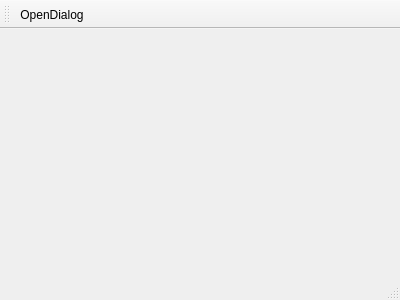
Above: src/penwindow.ui from shufameng/pen_test before the change. Below: the same form after it.
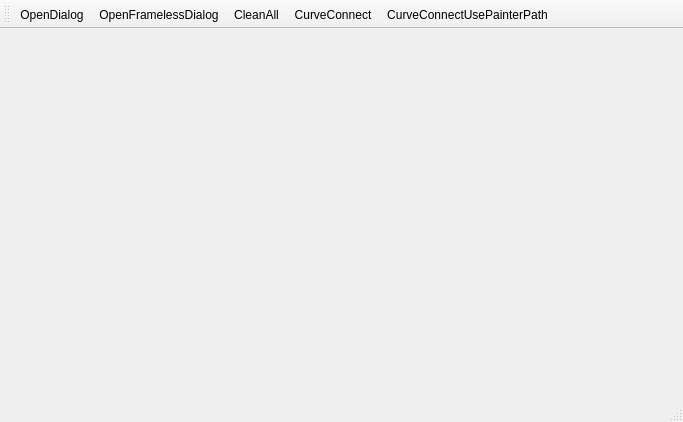
That is the form after the change.

Diff of the .ui file:
```diff
--- a/src/penwindow.ui
+++ b/src/penwindow.ui
@@ -6,8 +6,8 @@
    <rect>
     <x>0</x>
     <y>0</y>
-    <width>400</width>
-    <height>300</height>
+    <width>683</width>
+    <height>422</height>
    </rect>
   </property>
   <property name="windowTitle">
@@ -32,6 +32,10 @@
     <bool>false</bool>
    </attribute>
    <addaction name="actionOpenDialog"/>
+   <addaction name="actionOpenFramelessDialog"/>
+   <addaction name="actionCleanAll"/>
+   <addaction name="actionCurveConnect"/>
+   <addaction name="actionCurveConnectUsePainterPath"/>
   </widget>
   <widget class="QStatusBar" name="statusBar"/>
   <action name="actionOpenDialog">
@@ -39,6 +43,32 @@
     <string>OpenDialog</string>
    </property>
   </action>
+  <action name="actionCleanAll">
+   <property name="text">
+    <string>CleanAll</string>
+   </property>
+  </action>
+  <action name="actionCurveConnect">
+   <property name="checkable">
+    <bool>true</bool>
+   </property>
+   <property name="text">
+    <string>CurveConnect</string>
+   </property>
+  </action>
+  <action name="actionCurveConnectUsePainterPath">
+   <property name="checkable">
+    <bool>true</bool>
+   </property>
+   <property name="text">
+    <string>CurveConnectUsePainterPath</string>
+   </property>
+  </action>
+  <action name="actionOpenFramelessDialog">
+   <property name="text">
+    <string>OpenFramelessDialog</string>
+   </property>
+  </action>
  </widget>
  <layoutdefault spacing="6" margin="11"/>
  <resources/>
```
Left out of the diff: 2 changed lines with no effect on the pictures.
